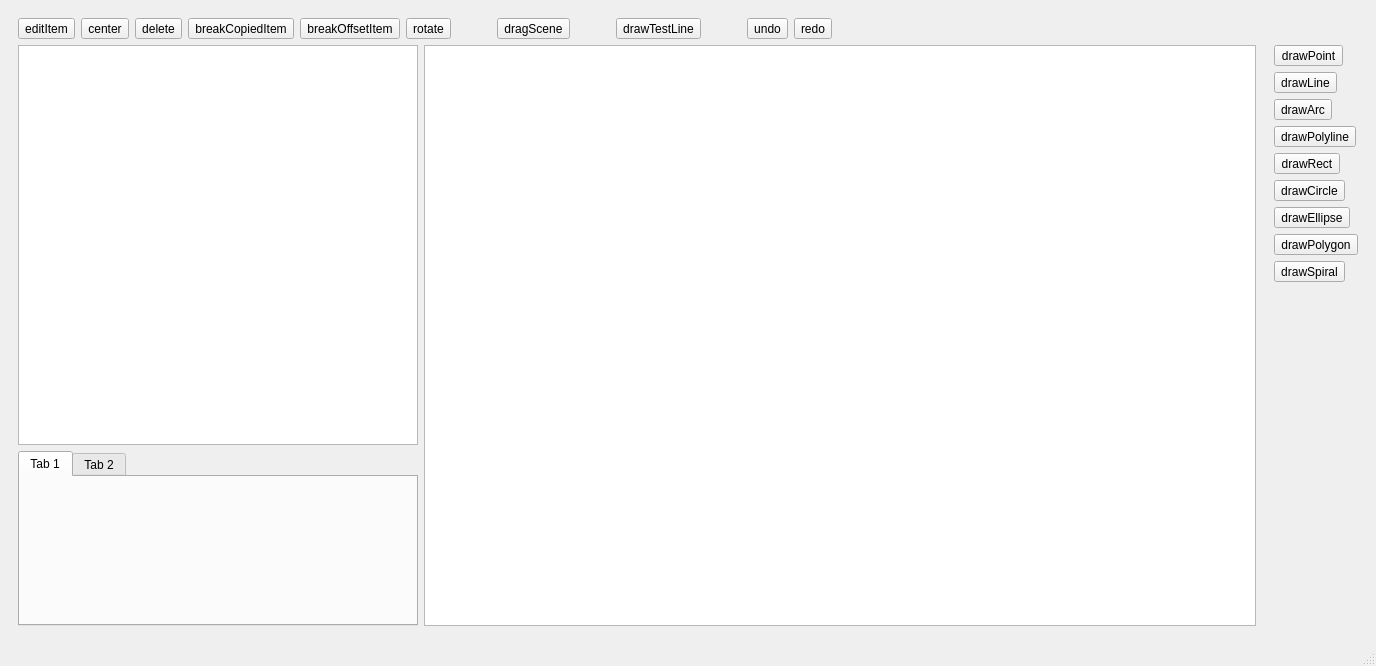
First picture: the form in header/Ui/mainwindow.ui, repository joey674/LaserCAD_QT, before the edit.
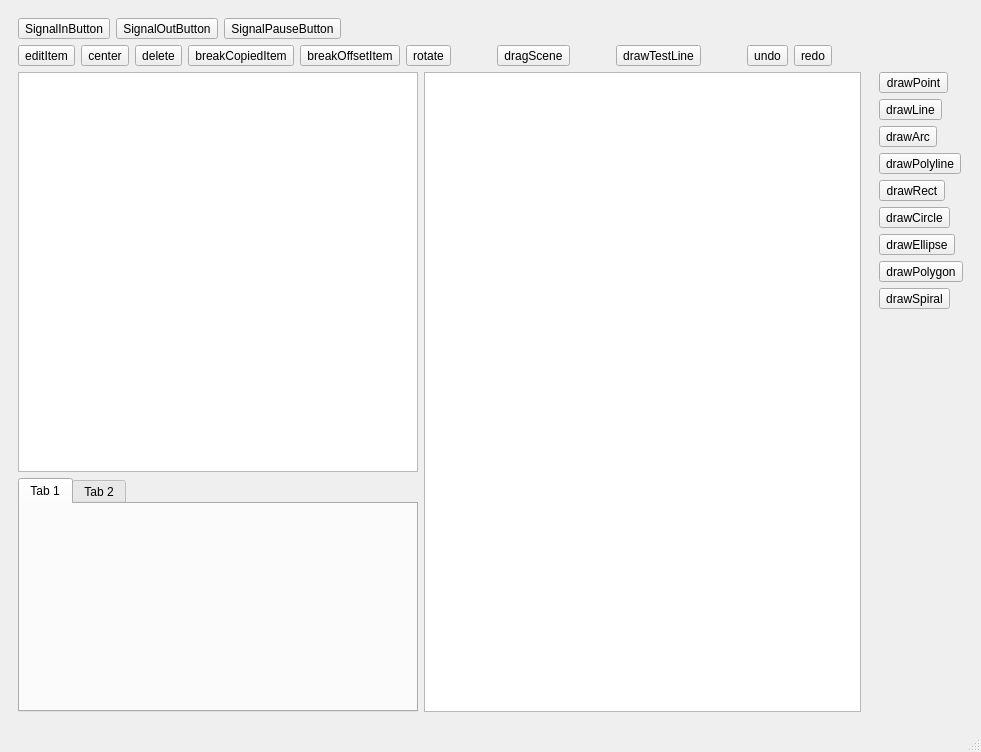
Second picture: the form after the edit. Custom widgets are drawn as their Qt base class.

Commit message: unstable: add signal icon

What changed in the file:
```diff
--- a/header/Ui/mainwindow.ui
+++ b/header/Ui/mainwindow.ui
@@ -6,8 +6,8 @@
    <rect>
     <x>0</x>
     <y>0</y>
-    <width>1376</width>
-    <height>666</height>
+    <width>981</width>
+    <height>752</height>
    </rect>
   </property>
   <property name="sizePolicy">
@@ -93,8 +93,8 @@
          </property>
         </widget>
        </item>
-       <item row="0" column="1" colspan="6">
-        <layout class="QHBoxLayout" name="horizontalLayout_2">
+       <item row="1" column="1" colspan="6">
+        <layout class="QHBoxLayout" name="horizontalLayout_EditButton">
          <item>
           <widget class="QToolButton" name="editButton">
            <property name="toolTip">
@@ -450,6 +450,44 @@
          </property>
         </widget>
        </item>
+       <item row="0" column="1" colspan="6">
+        <layout class="QHBoxLayout" name="horizontalLayout_HardwareButton">
+         <item>
+          <widget class="QToolButton" name="signalInButton">
+           <property name="text">
+            <string>SignalInButton</string>
+           </property>
+          </widget>
+         </item>
+         <item>
+          <widget class="QToolButton" name="signalOutButton">
+           <property name="text">
+            <string>SignalOutButton</string>
+           </property>
+          </widget>
+         </item>
+         <item>
+          <widget class="QToolButton" name="signalPauseButton">
+           <property name="text">
+            <string>SignalPauseButton</string>
+           </property>
+          </widget>
+         </item>
+         <item>
+          <spacer name="horizontalSpacer_5">
+           <property name="orientation">
+            <enum>Qt::Orientation::Horizontal</enum>
+           </property>
+           <property name="sizeHint" stdset="0">
+            <size>
+             <width>40</width>
+             <height>20</height>
+            </size>
+           </property>
+          </spacer>
+         </item>
+        </layout>
+       </item>
       </layout>
      </widget>
     </item>
```
Left out of the diff: 2 changed lines with no effect on the pictures. The commit also changes 6 other files.
